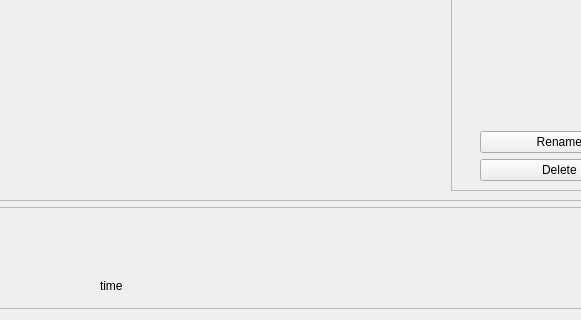
Before: the Qt Designer form SoundDrive/main.ui in Nmstr/SoundDrive, drawn with Qt 5; both pictures show x 549 to 1130 and y 484 to 804 of the 1280 by 804 pixel window.
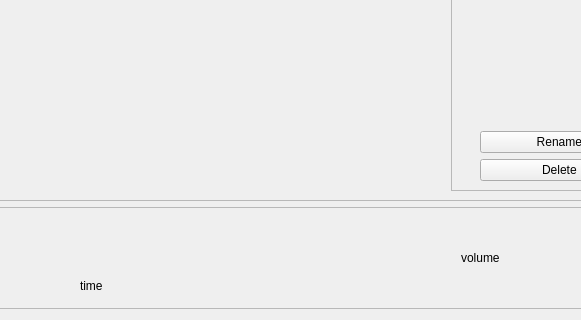
After: the same form once the commit is applied. The open tabs and pages were chosen to show the change.

Commit message: added label next to volume slider

```diff
--- a/SoundDrive/main.ui
+++ b/SoundDrive/main.ui
@@ -864,6 +864,25 @@
         </property>
        </spacer>
       </item>
+      <item>
+       <widget class="QLabel" name="volume_label">
+        <property name="minimumSize">
+         <size>
+          <width>40</width>
+          <height>0</height>
+         </size>
+        </property>
+        <property name="maximumSize">
+         <size>
+          <width>40</width>
+          <height>16777215</height>
+         </size>
+        </property>
+        <property name="text">
+         <string>volume</string>
+        </property>
+       </widget>
+      </item>
       <item>
        <widget class="QFrame" name="bar_right">
         <property name="maximumSize">
```
Left out of the diff: 4 changed lines with no effect on the pictures. The commit also changes 1 other file.
